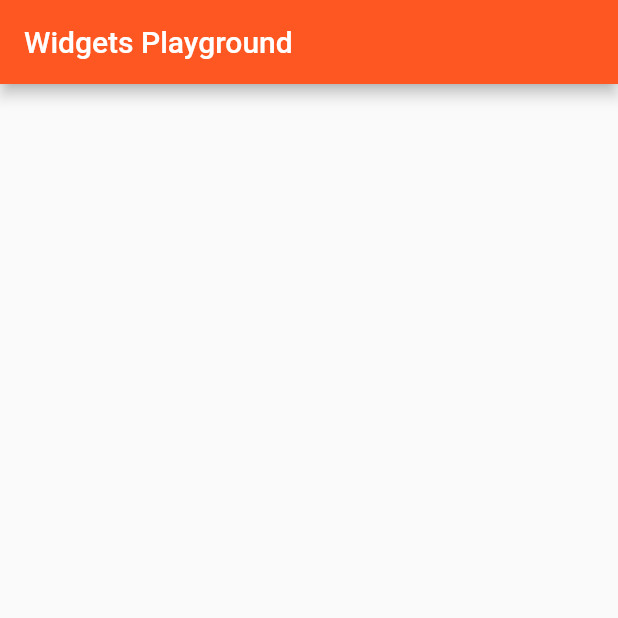
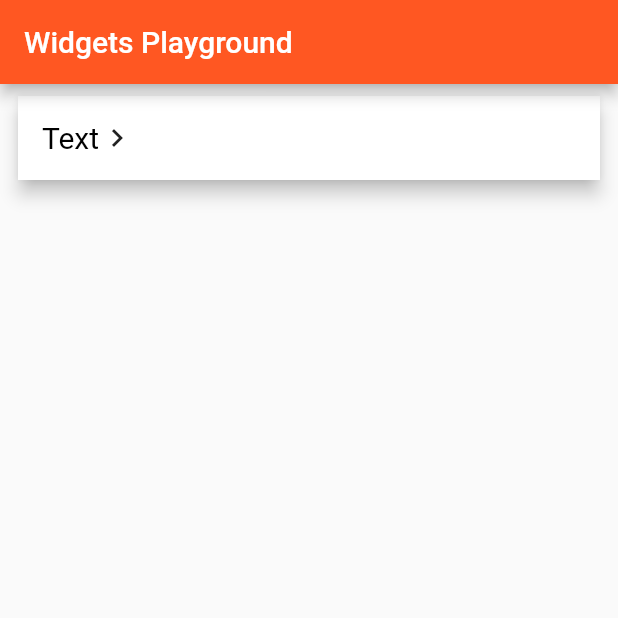
Before and after one commit to ckarthickit/flutter-samples, a Flutter app: the screen it shows after launch, on a phone screen of 412 x 824 dp, the top half of it. Run offline on Flutter 3.47's test engine with Material 2 defaults, Android fonts, the phone set to English and light mode, and no system bars.

Commit message:
Build Listview of Widgets with Routes

```diff
--- a/flutter_widgets/lib/main.dart
+++ b/flutter_widgets/lib/main.dart
@@ -1,4 +1,7 @@
 import 'package:flutter/material.dart';
+import 'package:flutter_widgets/text_widget.dart';
+
+var widgetList = ['Text'];
 
 void main() => runApp(WidgetApp());
 
@@ -12,6 +15,7 @@ void main() => runApp(WidgetApp());
         ),
         home: WidgetHome(),
         routes: <String,WidgetBuilder>{
+          widgetList[0] : (BuildContext context) => TextWidget(),
         },
       );
     }
@@ -21,13 +25,38 @@ void main() => runApp(WidgetApp());
 
     @override
     Widget build(BuildContext context) {
-      var widgetList = [];
-      print(widgetList);
+      print('Building $widgetList');
       return new Scaffold(
         appBar: AppBar(
           title: Text("Widgets Playground"),
         ),
-        body: new Container(),
+        body: new ListView.builder(
+          itemCount: widgetList.length,
+          itemBuilder: (build, index){
+            return Padding(
+              padding: const EdgeInsets.symmetric(horizontal: 8.0, vertical: 4.0),
+              child: InkWell(
+                onTap: (){
+                  Navigator.of(context).pushNamed('${widgetList[index]}');
+                },
+                child: Card(
+                  elevation: 5.0,
+                  child: new Container(
+                    color: Colors.white,
+                    width: MediaQuery.of(context).size.width,
+                    padding: EdgeInsets.all(16.0),
+                    child: Row(
+                      children: <Widget>[
+                        Text(widgetList[index], style: TextStyle(color: Colors.black, fontSize: 20.0),),
+                        Icon(Icons.keyboard_arrow_right)
+                      ],
+                    ),
+                  ),
+                ),
+              ),
+            );
+          },
+        ),
       );
     }
   }
```
Also changed, not shown: flutter_widgets/lib/text_widget.dart (added, +34 -0 lines).
